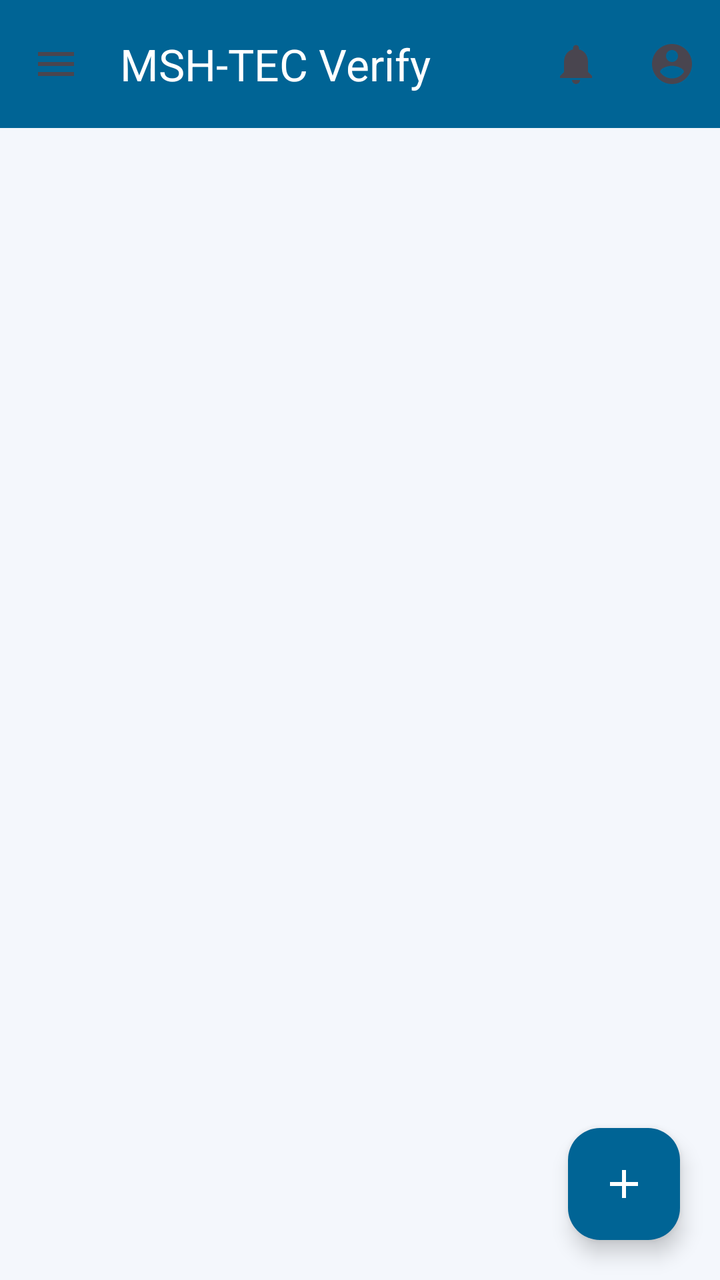
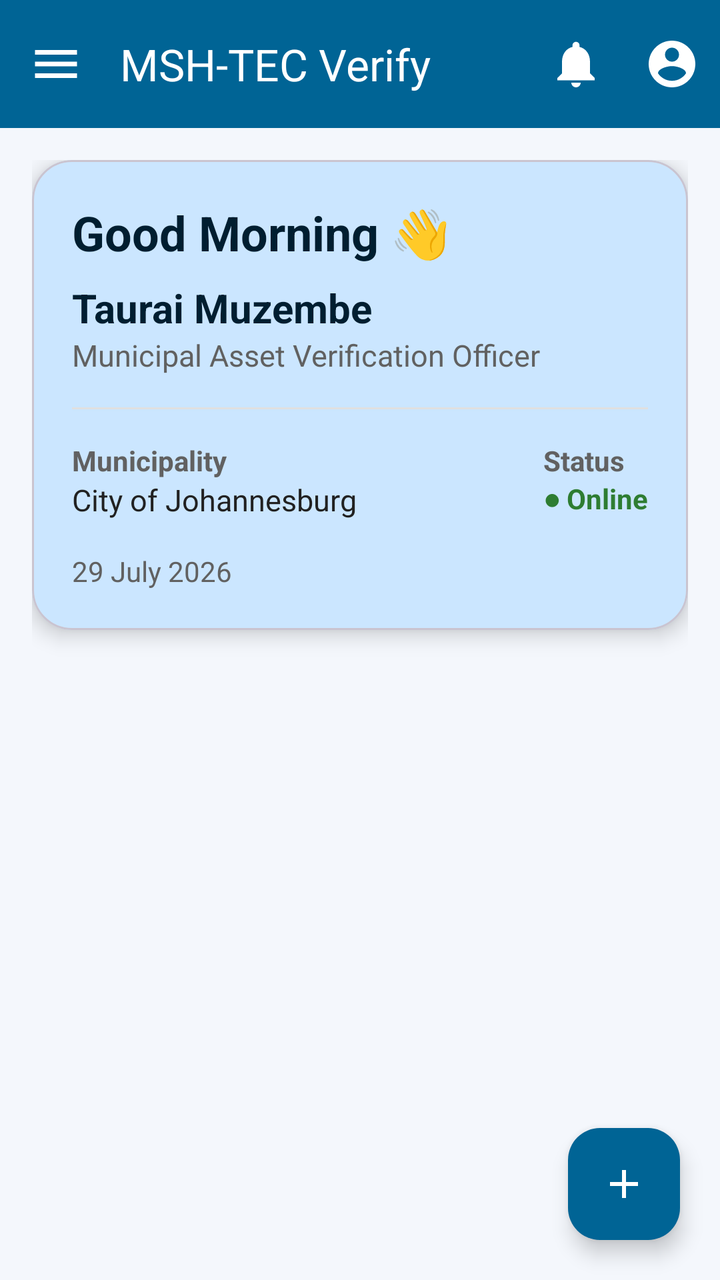

An Android layout rendered at two revisions. The XML below is the earlier revision; the diff shows what the commit changed to produce the second picture.
<!-- AndroidManifest.xml: application theme Theme.MSH_VERIFY -->
<!-- res/layout/activity_dashboard.xml -->
<?xml version="1.0" encoding="utf-8"?>
<androidx.coordinatorlayout.widget.CoordinatorLayout
    xmlns:android="http://schemas.android.com/apk/res/android"
    xmlns:app="http://schemas.android.com/apk/res-auto"
    xmlns:tools="http://schemas.android.com/tools"
    android:layout_width="match_parent"
    android:layout_height="match_parent"
    android:background="@color/background"
    tools:context=".Dashboard">

    
    
    

    <com.google.android.material.appbar.AppBarLayout
        android:layout_width="match_parent"
        android:layout_height="wrap_content">

        <com.google.android.material.appbar.MaterialToolbar
            android:id="@+id/topAppBar"
            android:layout_width="match_parent"
            android:layout_height="?attr/actionBarSize"
            android:background="@color/primary"
            android:elevation="4dp"
            app:title="MSH-TEC Verify"
            app:titleTextColor="@android:color/white"
            app:navigationIcon="@drawable/ic_menu"
            app:menu="@menu/dashboard_menu"/>

    </com.google.android.material.appbar.AppBarLayout>

    
    
    

    <androidx.core.widget.NestedScrollView
        android:layout_width="match_parent"
        android:layout_height="match_parent"
        app:layout_behavior="@string/appbar_scrolling_view_behavior"
        android:fillViewport="true">

        <LinearLayout
            android:id="@+id/dashboardContainer"
            android:layout_width="match_parent"
            android:layout_height="wrap_content"
            android:orientation="vertical"
            android:padding="16dp">

            
            
            
            
            

        </LinearLayout>

    </androidx.core.widget.NestedScrollView>

    
    
    

    <com.google.android.material.floatingactionbutton.FloatingActionButton
        android:id="@+id/fabVerify"
        android:layout_width="wrap_content"
        android:layout_height="wrap_content"
        android:layout_gravity="bottom|end"
        android:layout_margin="20dp"
        android:contentDescription="Verify Asset"
        android:src="@drawable/ic_add"
        app:backgroundTint="@color/primary"
        app:tint="@android:color/white"/>

</androidx.coordinatorlayout.widget.CoordinatorLayout>
<!-- resources referenced by this layout -->
<resources>
  <color name="background">#F4F7FC</color>
  <color name="primary">#006495</color>
  <!-- drawable ic_add (drawable) -->
  <vector xmlns:android="http://schemas.android.com/apk/res/android" android:height="24dp" android:tint="#000000" android:viewportHeight="960" android:viewportWidth="960" android:width="24dp">
        
      <path android:fillColor="@android:color/white" android:pathData="M440,520L200,520L200,440L440,440L440,200L520,200L520,440L760,440L760,520L520,520L520,760L440,760L440,520Z"/>
      
  </vector>
  <!-- drawable ic_menu (drawable) -->
  <vector xmlns:android="http://schemas.android.com/apk/res/android"
      android:width="24dp"
      android:height="24dp"
      android:viewportWidth="24"
      android:viewportHeight="24"
      android:tint="?attr/colorControlNormal">
      <path
          android:fillColor="@android:color/white"
          android:pathData="M3,18h18v-2H3V18z M3,13h18v-2H3V13z M3,6v2h18V6H3z" />
  </vector>
  <style name="Theme.MSH_VERIFY" parent="Base.Theme.MSH_VERIFY" />
  <style name="Base.Theme.MSH_VERIFY" parent="Theme.Material3.DayNight.NoActionBar">
          
          <item name="colorPrimary">@color/primary</item>
          <item name="colorOnPrimary">@color/onPrimary</item>
          <item name="colorPrimaryContainer">@color/primaryContainer</item>
          <item name="colorOnPrimaryContainer">@color/onPrimaryContainer</item>
  
          
          <item name="colorSecondary">@color/secondary</item>
          <item name="colorOnSecondary">@color/onSecondary</item>
          <item name="colorSecondaryContainer">@color/secondaryContainer</item>
          <item name="colorOnSecondaryContainer">@color/onSecondaryContainer</item>
  
          
          <item name="colorTertiary">@color/tertiary</item>
          <item name="colorOnTertiary">@color/onTertiary</item>
          <item name="colorTertiaryContainer">@color/tertiaryContainer</item>
          <item name="colorOnTertiaryContainer">@color/onTertiaryContainer</item>
  
          
          <item name="colorError">@color/error</item>
          <item name="colorOnError">@color/onError</item>
          <item name="colorErrorContainer">@color/errorContainer</item>
          <item name="colorOnErrorContainer">@color/onErrorContainer</item>
  
          
          <item name="android:colorBackground">@color/surface</item>
          <item name="colorSurface">@color/surface</item>
          <item name="colorOnSurface">@color/onSurface</item>
          <item name="colorSurfaceVariant">@color/surfaceVariant</item>
          <item name="colorOnSurfaceVariant">@color/onSurfaceVariant</item>
          <item name="colorOutline">@color/outline</item>
  
          
          <item name="android:statusBarColor">@android:color/transparent</item>
          <item name="android:navigationBarColor">@android:color/transparent</item>
          <item name="android:windowLightStatusBar">true</item>
      </style>
  <color name="onPrimary">#FFFFFF</color>
  <color name="primaryContainer">#CBE6FF</color>
  <color name="onPrimaryContainer">#001E30</color>
  <color name="secondary">#00ACC1</color>
  <color name="onSecondary">#FFFFFF</color>
  <color name="secondaryContainer">#D3F5F8</color>
  <color name="onSecondaryContainer">#002022</color>
  <color name="tertiary">#65587E</color>
  <color name="onTertiary">#FFFFFF</color>
  <color name="tertiaryContainer">#EBDDFF</color>
  <color name="onTertiaryContainer">#201637</color>
  <color name="error">#BA1A1A</color>
  <color name="onError">#FFFFFF</color>
  <color name="errorContainer">#FFDAD6</color>
  <color name="onErrorContainer">#410002</color>
  <color name="surface">#FBFCFF</color>
  <color name="onSurface">#191C1E</color>
  <color name="surfaceVariant">#DDE3EA</color>
  <color name="onSurfaceVariant">#41484D</color>
  <color name="outline">#71787D</color>
</resources>

<!-- the commit's change to res/layout/activity_dashboard.xml (unified diff, before → after) -->
@@ -51,6 +51,118 @@
             
             
             
+            <com.google.android.material.card.MaterialCardView
+                android:id="@+id/cardWelcome"
+                android:layout_width="match_parent"
+                android:layout_height="wrap_content"
+                android:layout_marginBottom="16dp"
+                app:cardCornerRadius="20dp"
+                app:cardElevation="6dp"
+                app:cardBackgroundColor="@color/primaryContainer">
+
+                <LinearLayout
+                    android:layout_width="match_parent"
+                    android:layout_height="wrap_content"
+                    android:orientation="vertical"
+                    android:padding="20dp">
+
+                    <TextView
+                        android:id="@+id/txtGreeting"
+                        android:layout_width="wrap_content"
+                        android:layout_height="wrap_content"
+                        android:text="Good Morning 👋"
+                        android:textStyle="bold"
+                        android:textSize="24sp"
+                        android:textColor="@color/onPrimaryContainer"/>
+
+                    <TextView
+                        android:id="@+id/txtOfficer"
+                        android:layout_width="wrap_content"
+                        android:layout_height="wrap_content"
+                        android:layout_marginTop="8dp"
+                        android:text="Taurai Muzembe"
+                        android:textStyle="bold"
+                        android:textSize="20sp"
+                        android:textColor="@color/onPrimaryContainer"/>
+
+                    <TextView
+                        android:id="@+id/txtRole"
+                        android:layout_width="wrap_content"
+                        android:layout_height="wrap_content"
+                        android:text="Municipal Asset Verification Officer"
+                        android:textSize="15sp"
+                        android:textColor="@color/textSecondary"/>
+
+                    <View
+                        android:layout_width="match_parent"
+                        android:layout_height="1dp"
+                        android:layout_marginTop="16dp"
+                        android:layout_marginBottom="16dp"
+                        android:background="@color/divider"/>
+
+                    <LinearLayout
+                        android:layout_width="match_parent"
+                        android:layout_height="wrap_content"
+                        android:orientation="horizontal">
+
+                        <LinearLayout
+                            android:layout_width="0dp"
+                            android:layout_height="wrap_content"
+                            android:layout_weight="1"
+                            android:orientation="vertical">
+
+                            <TextView
+                                android:layout_width="wrap_content"
+                                android:layout_height="wrap_content"
+                                android:text="Municipality"
+                                android:textStyle="bold"
+                                android:textColor="@color/textSecondary"/>
+
+                            <TextView
+                                android:id="@+id/txtMunicipality"
+                                android:layout_width="wrap_content"
+                                android:layout_height="wrap_content"
+                                android:text="City of Johannesburg"
+                                android:textSize="15sp"
+                                android:textColor="@color/textPrimary"/>
+
+                        </LinearLayout>
+
+                        <LinearLayout
+                            android:layout_width="wrap_content"
+                            android:layout_height="wrap_content"
+                            android:orientation="vertical">
+
+                            <TextView
+                                android:layout_width="wrap_content"
+                                android:layout_height="wrap_content"
+                                android:text="Status"
+                                android:textStyle="bold"
+                                android:textColor="@color/textSecondary"/>
+
+                            <TextView
+                                android:id="@+id/txtStatus"
+                                android:layout_width="wrap_content"
+                                android:layout_height="wrap_content"
+                                android:text="● Online"
+                                android:textColor="@color/verified"
+                                android:textStyle="bold"/>
+
+                        </LinearLayout>
+
+                    </LinearLayout>
+
+                    <TextView
+                        android:id="@+id/txtDate"
+                        android:layout_width="wrap_content"
+                        android:layout_height="wrap_content"
+                        android:layout_marginTop="16dp"
+                        android:text="29 July 2026"
+                        android:textColor="@color/textSecondary"/>
+
+                </LinearLayout>
+
+            </com.google.android.material.card.MaterialCardView>
 
         </LinearLayout>
 
<!-- resource entries referenced after the edit -->
@@ -1,7 +1,13 @@
 <!-- resources referenced by this layout -->
 <resources>
   <color name="background">#F4F7FC</color>
+  <color name="divider">#E0E0E0</color>
+  <color name="onPrimaryContainer">#001E30</color>
   <color name="primary">#006495</color>
+  <color name="primaryContainer">#CBE6FF</color>
+  <color name="textPrimary">#212121</color>
+  <color name="textSecondary">#616161</color>
+  <color name="verified">#2E7D32</color>
   <!-- drawable ic_add (drawable) -->
   <vector xmlns:android="http://schemas.android.com/apk/res/android" android:height="24dp" android:tint="#000000" android:viewportHeight="960" android:viewportWidth="960" android:width="24dp">
         
@@ -10,16 +16,17 @@
   </vector>
   <!-- drawable ic_menu (drawable) -->
   <vector xmlns:android="http://schemas.android.com/apk/res/android"
-      android:width="24dp"
-      android:height="24dp"
+      android:width="28dp"
+      android:height="28dp"
       android:viewportWidth="24"
       android:viewportHeight="24"
-      android:tint="?attr/colorControlNormal">
+      android:tint="@color/onPrimary">
       <path
           android:fillColor="@android:color/white"
           android:pathData="M3,18h18v-2H3V18z M3,13h18v-2H3V13z M3,6v2h18V6H3z" />
   </vector>
   <style name="Theme.MSH_VERIFY" parent="Base.Theme.MSH_VERIFY" />
+  <color name="onPrimary">#FFFFFF</color>
   <style name="Base.Theme.MSH_VERIFY" parent="Theme.Material3.DayNight.NoActionBar">
           
           <item name="colorPrimary">@color/primary</item>
@@ -58,9 +65,6 @@
           <item name="android:navigationBarColor">@android:color/transparent</item>
           <item name="android:windowLightStatusBar">true</item>
       </style>
-  <color name="onPrimary">#FFFFFF</color>
-  <color name="primaryContainer">#CBE6FF</color>
-  <color name="onPrimaryContainer">#001E30</color>
   <color name="secondary">#00ACC1</color>
   <color name="onSecondary">#FFFFFF</color>
   <color name="secondaryContainer">#D3F5F8</color>
